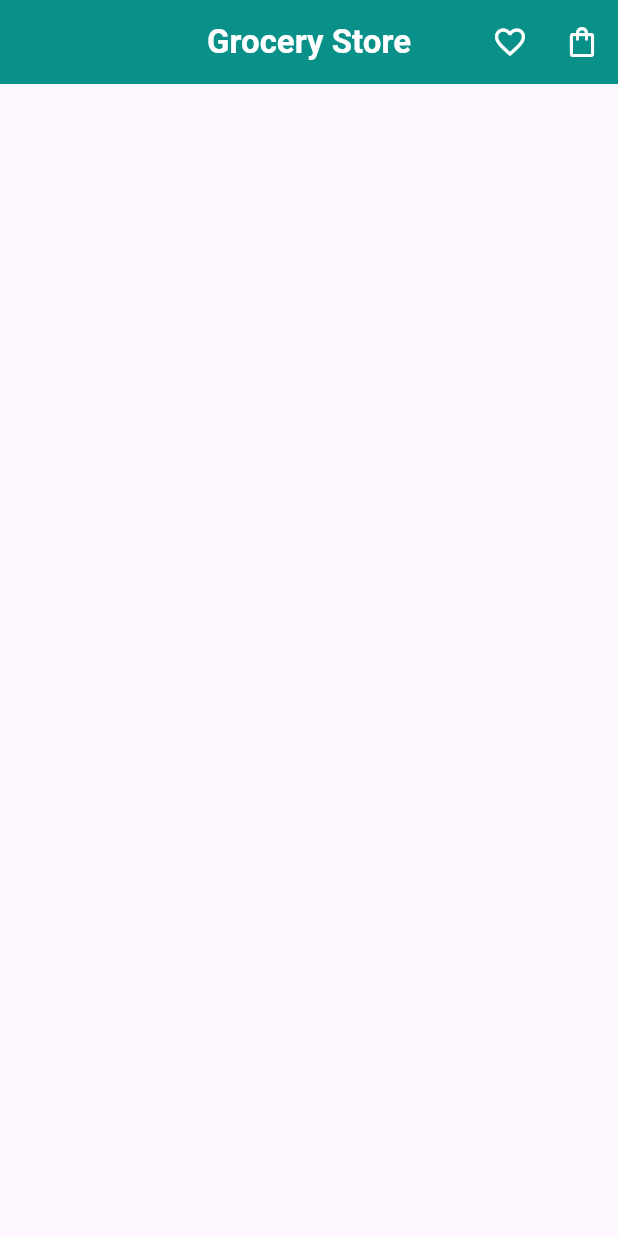
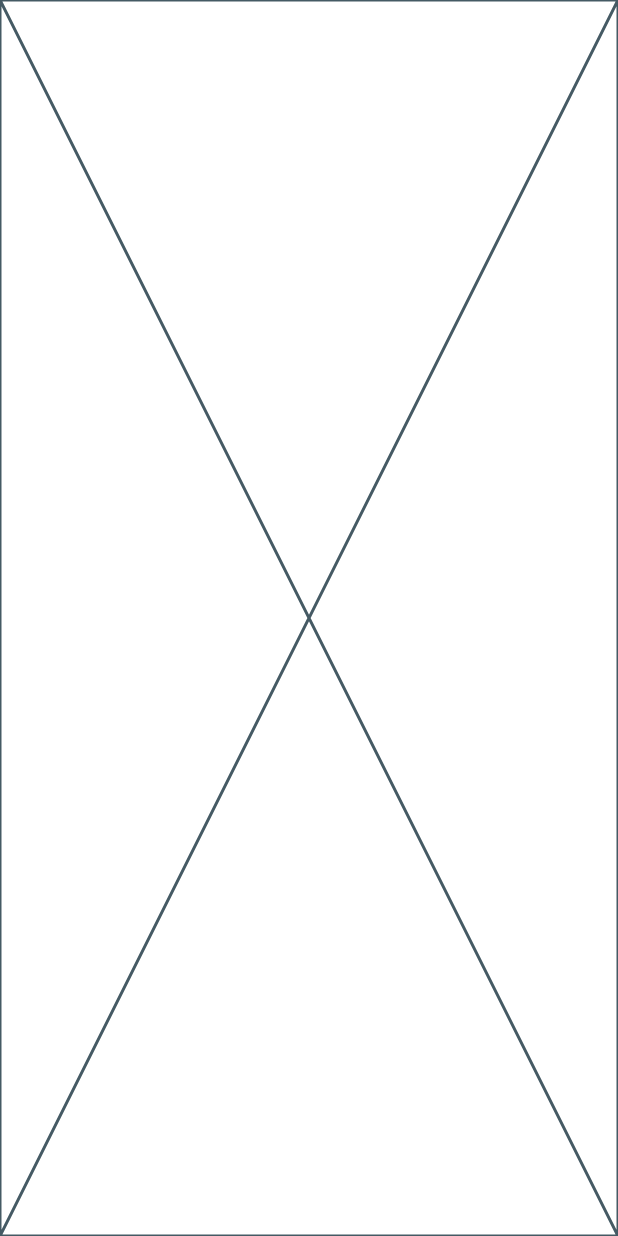
Before and after one commit to dwaipayan7/new_bloc_practice_, a Flutter app: the screen it shows after launch, after a tap on the "favorite outline" icon, on a phone screen of 412 x 824 dp. Run offline on Flutter 3.47's test engine with Material 3 defaults, Android fonts, the phone set to English and light mode, and no system bars; our stand-ins replace bloc, flutter_bloc.

Commit message:
navigation done

```diff
--- a/lib/feature/home/bloc/home_bloc.dart
+++ b/lib/feature/home/bloc/home_bloc.dart
@@ -18,8 +18,6 @@ class HomeBloc extends Bloc<HomeEvent, HomeState> {
   }
 
 
-
-
   FutureOr<void> homeProductWishlistButtonClickedEvent(HomeProductWishlistButtonClickedEvent event, Emitter<HomeState> emit) {
 
     print("Wishlist Button Clicked");
@@ -32,10 +30,11 @@ class HomeBloc extends Bloc<HomeEvent, HomeState> {
 
   FutureOr<void> homeProductWishlistButtonNavigateEvent(HomeProductWishlistButtonNavigateEvent event, Emitter<HomeState> emit) {
     print("Wishlist Navigate Button Clicked");
+    emit(HomeNavigateToWishlistPage());
   }
 
   FutureOr<void> homeCartButtonNavigateEvent(HomeCartButtonNavigateEvent event, Emitter<HomeState> emit) {
     print("Cart Navigate Button Clicked");
-
+    emit(HomeNavigateToCartPage());
   }
 }
--- a/lib/feature/home/ui/home_page.dart
+++ b/lib/feature/home/ui/home_page.dart
@@ -1,6 +1,8 @@
 import 'package:flutter/material.dart';
 import 'package:flutter_bloc/flutter_bloc.dart';
+import 'package:new_bloc_practice/feature/wishlist/ui/wishlist_page.dart';
 
+import '../../cart/ui/cart_page.dart';
 import '../bloc/home_bloc.dart';
 
 class HomePage extends StatefulWidget {
@@ -32,14 +34,15 @@ class _HomePageState extends State<HomePage> {
         ],
       ),
       body: BlocConsumer<HomeBloc, HomeState>(
-        // listenWhen: (previous, current) {
-        //
-        // },
-        // buildWhen: (previous, current) {
-        //
-        // },
+        listenWhen: (previous, current) => current is HomeActionState,
+        buildWhen: (previous, current) => current is !HomeActionState,
         listener: (context, state) {
-
+          if(state is HomeNavigateToCartPage){
+            Navigator.push(context, MaterialPageRoute(builder: (context) => CartPage()));
+          }
+          if(state is HomeNavigateToWishlistPage){
+            Navigator.push(context, MaterialPageRoute(builder: (context) => WishlistPage()));
+          }
         },
         builder: (context, state) {
           return Container();
--- /dev/null
+++ b/lib/feature/wishlist/ui/wishlist_page.dart
@@ -0,0 +1,15 @@
+import 'package:flutter/material.dart';
+
+class WishlistPage extends StatefulWidget {
+  const WishlistPage({super.key});
+
+  @override
+  State<WishlistPage> createState() => _WishlistPageState();
+}
+
+class _WishlistPageState extends State<WishlistPage> {
+  @override
+  Widget build(BuildContext context) {
+    return const Placeholder();
+  }
+}
```
Also changed, not shown: lib/feature/cart/ui/cart_page.dart (added, +15 -0 lines).
